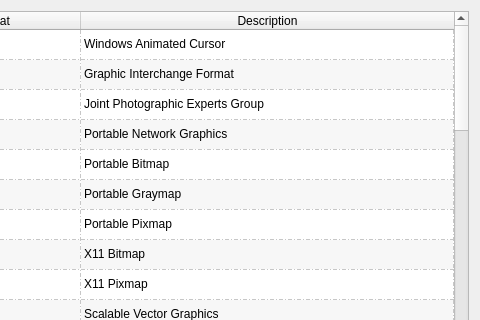
This is src/ui/forms/AboutSupportedFormatsDialog.ui in vookimedlo/vooki-image-viewer as Qt 5 draws it before an edit; both pictures show x 111 to 591 and y 0 to 320 of the 591 by 421 pixel window. The edited form follows.
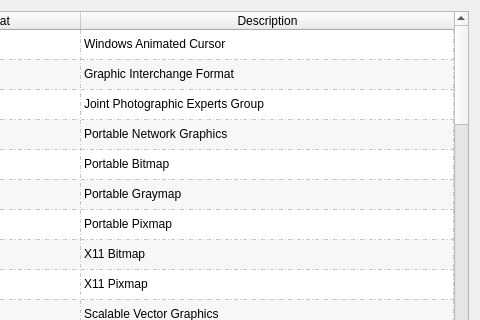
This is the edited form. Icons and pictures are not drawn.

The edit to the form file:
```diff
--- a/src/ui/forms/AboutSupportedFormatsDialog.ui
+++ b/src/ui/forms/AboutSupportedFormatsDialog.ui
@@ -52,7 +52,7 @@
       <enum>Qt::DashDotLine</enum>
      </property>
      <property name="rowCount">
-      <number>36</number>
+      <number>38</number>
      </property>
      <attribute name="horizontalHeaderDefaultSectionSize">
       <number>180</number>
@@ -233,6 +233,16 @@
        <string/>
       </property>
      </row>
+     <row>
+      <property name="text">
+       <string/>
+      </property>
+     </row>
+     <row>
+      <property name="text">
+       <string/>
+      </property>
+     </row>
      <row/>
      <row/>
      <column>
@@ -617,21 +627,41 @@
      </item>
      <item row="34" column="0">
       <property name="text">
-       <string>JXL</string>
+       <string>PFM</string>
       </property>
      </item>
      <item row="34" column="1">
       <property name="text">
-       <string>JPEG XL</string>
+       <string>Portable FloatMap Image</string>
       </property>
      </item>
      <item row="35" column="0">
       <property name="text">
-       <string>QOI</string>
+       <string>PXR</string>
       </property>
      </item>
      <item row="35" column="1">
       <property name="text">
+       <string>Pixar Image Computer</string>
+      </property>
+     </item>
+     <item row="36" column="0">
+      <property name="text">
+       <string>JXL</string>
+      </property>
+     </item>
+     <item row="36" column="1">
+      <property name="text">
+       <string>JPEG XL</string>
+      </property>
+     </item>
+     <item row="37" column="0">
+      <property name="text">
+       <string>QOI</string>
+      </property>
+     </item>
+     <item row="37" column="1">
+      <property name="text">
        <string>Quite OK Image Format</string>
       </property>
      </item>
```
Left out of the diff: 14 changed lines with no effect on the pictures.
